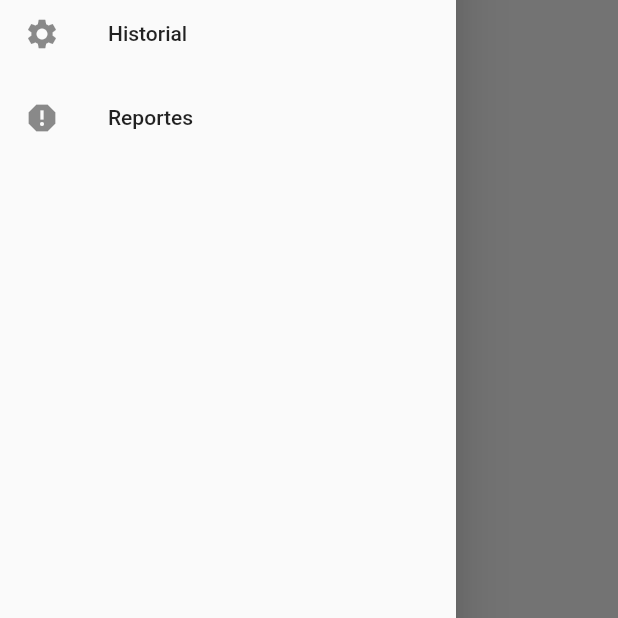
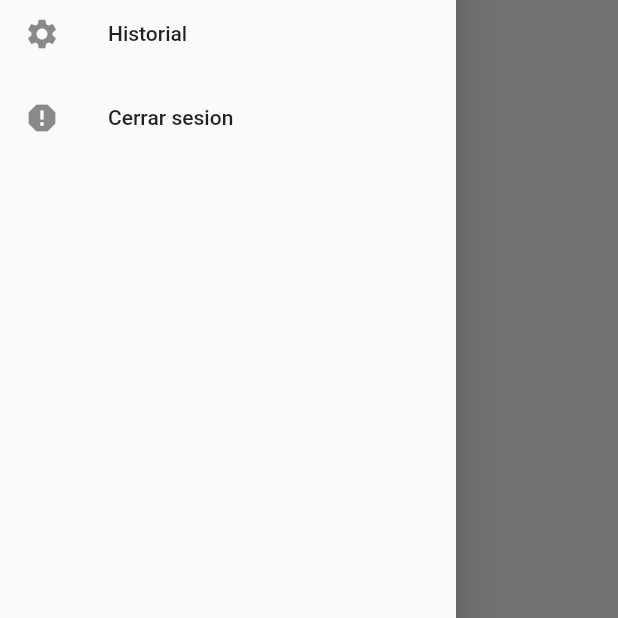
Before and after one commit to Jean-Parra/proyecto-integrador-3, a Flutter app: the UsuarioPage screen opened directly with empty values, with the side drawer open, on a phone screen of 412 x 824 dp, the part 430-1048 px from its top. Run offline on Flutter 3.47's test engine with Material 2 defaults, Android fonts, the phone set to English and light mode, and no system bars; our stand-ins replace geocoding, geolocator, get, google_maps_flutter; missing offline and left inert: google_maps_webservice, mailer, mongo_dart, polyline_do.

Commit message:
Update profile.dart

```diff
--- a/lib/profile.dart
+++ b/lib/profile.dart
@@ -1,5 +1,6 @@
 import 'package:flutter/material.dart';
 import 'package:get/get.dart';
+import 'package:proyecto_integrador_3/login_form.dart';
 import 'package:proyecto_integrador_3/usuarios/historial.dart';
 
 class Profile {
@@ -40,6 +41,13 @@ final profiles = [
         title: "Lista de conductores",
         onTap: () {},
       ),
+      DrawerItem(
+        icon: Icons.report,
+        title: "Cerrar sesion",
+        onTap: () {
+          Get.to(() => const LoginPage());
+        },
+      ),
     ],
   ),
   Profile(
@@ -64,8 +72,10 @@ final profiles = [
       ),
       DrawerItem(
         icon: Icons.report,
-        title: "Reportes",
-        onTap: () {},
+        title: "Cerrar sesion",
+        onTap: () {
+          Get.to(() => const LoginPage());
+        },
       ),
     ],
   ),
```
